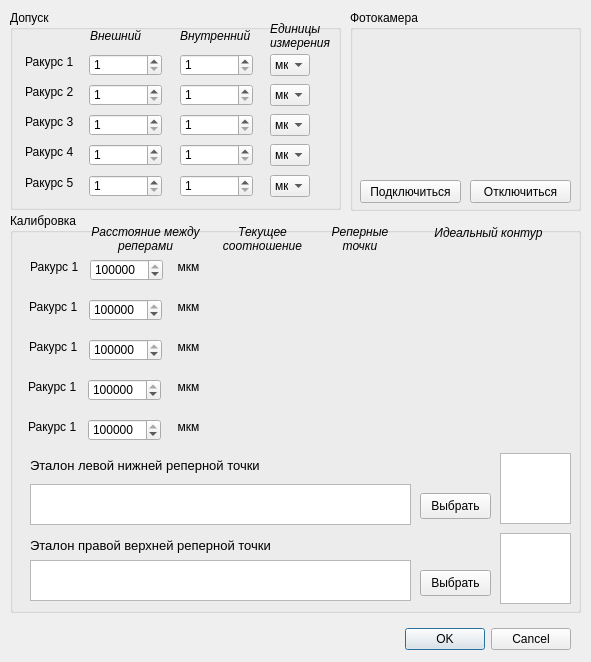
kapkovsv/PuansonChecker.64bit, file settingsdialog.ui: the form before one commit.
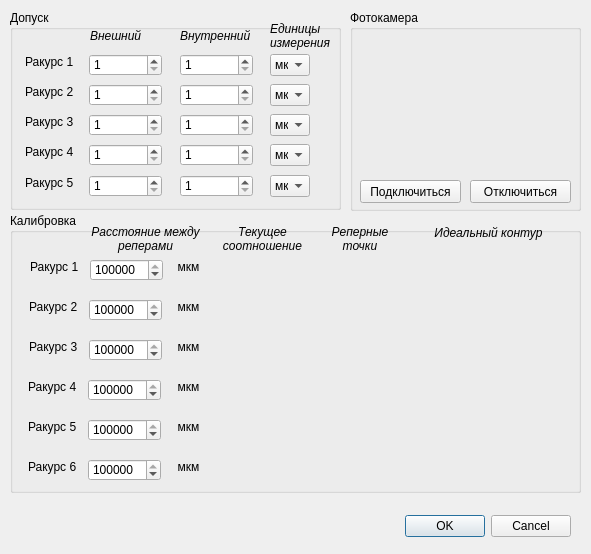
The form after the commit.

```diff
--- a/settingsdialog.ui
+++ b/settingsdialog.ui
@@ -7,7 +7,7 @@
     <x>0</x>
     <y>0</y>
     <width>591</width>
-    <height>662</height>
+    <height>554</height>
    </rect>
   </property>
   <property name="windowTitle">
@@ -17,7 +17,7 @@
    <property name="geometry">
     <rect>
      <x>20</x>
-     <y>623</y>
+     <y>510</y>
      <width>551</width>
      <height>32</height>
     </rect>
@@ -491,7 +491,7 @@
      <x>10</x>
      <y>213</y>
      <width>571</width>
-     <height>400</height>
+     <height>280</height>
     </rect>
    </property>
    <property name="title">
@@ -574,7 +574,7 @@
      </rect>
     </property>
     <property name="text">
-     <string>Ракурс 1</string>
+     <string>Ракурс 2</string>
     </property>
    </widget>
    <widget class="QSpinBox" name="angle2DistanceSpinBox">
@@ -676,7 +676,7 @@
      </rect>
     </property>
     <property name="text">
-     <string>Ракурс 1</string>
+     <string>Ракурс 3</string>
     </property>
    </widget>
    <widget class="QSpinBox" name="angle3DistanceSpinBox">
@@ -708,7 +708,7 @@
      </rect>
     </property>
     <property name="text">
-     <string>Ракурс 1</string>
+     <string>Ракурс 4</string>
     </property>
    </widget>
    <widget class="QSpinBox" name="angle4DistanceSpinBox">
@@ -829,7 +829,7 @@
      </rect>
     </property>
     <property name="text">
-     <string>Ракурс 1</string>
+     <string>Ракурс 5</string>
     </property>
    </widget>
    <widget class="QLabel" name="distanceLabel">
@@ -1118,138 +1118,111 @@
      <bool>true</bool>
     </property>
    </widget>
-   <widget class="QLabel" name="leftBottomReferencePointEtalonLabel">
+   <widget class="QSpinBox" name="angle6DistanceSpinBox">
     <property name="geometry">
      <rect>
-      <x>20</x>
-      <y>242</y>
-      <width>371</width>
-      <height>21</height>
+      <x>78</x>
+      <y>246</y>
+      <width>73</width>
+      <height>22</height>
      </rect>
     </property>
-    <property name="font">
-     <font>
-      <pointsize>10</pointsize>
-     </font>
+    <property name="minimum">
+     <number>1</number>
     </property>
-    <property name="text">
-     <string>Эталон левой нижней реперной точки</string>
+    <property name="maximum">
+     <number>200000</number>
     </property>
-    <property name="scaledContents">
-     <bool>false</bool>
+    <property name="value">
+     <number>100000</number>
     </property>
-    <property name="wordWrap">
-     <bool>true</bool>
-    </property>
    </widget>
-   <widget class="QTextEdit" name="leftBottomReferencePointTextEdit">
+   <widget class="QLabel" name="angle6SkeletonPointsStatusLabel">
     <property name="geometry">
      <rect>
-      <x>20</x>
-      <y>271</y>
-      <width>381</width>
-      <height>41</height>
+      <x>400</x>
+      <y>246</y>
+      <width>157</width>
+      <height>31</height>
      </rect>
     </property>
-    <property name="lineWrapMode">
-     <enum>QTextEdit::NoWrap</enum>
+    <property name="text">
+     <string/>
     </property>
-    <property name="readOnly">
+    <property name="alignment">
+     <set>Qt::AlignHCenter|Qt::AlignTop</set>
+    </property>
+    <property name="wordWrap">
      <bool>true</bool>
     </property>
    </widget>
-   <widget class="QPushButton" name="leftBottomReferencePointPushButton">
+   <widget class="QLabel" name="angle6CalibLabel">
     <property name="geometry">
      <rect>
-      <x>410</x>
-      <y>280</y>
-      <width>71</width>
-      <height>26</height>
+      <x>18</x>
+      <y>246</y>
+      <width>51</width>
+      <height>16</height>
      </rect>
     </property>
     <property name="text">
-     <string>Выбрать</string>
+     <string>Ракурс 6</string>
     </property>
    </widget>
-   <widget class="QTextEdit" name="rightTopReferencePointTextEdit">
+   <widget class="QLabel" name="angle6ReferencePointsStatusLabel">
     <property name="geometry">
      <rect>
-      <x>20</x>
-      <y>347</y>
-      <width>381</width>
-      <height>41</height>
+      <x>312</x>
+      <y>246</y>
+      <width>76</width>
+      <height>31</height>
      </rect>
     </property>
-    <property name="lineWrapMode">
-     <enum>QTextEdit::NoWrap</enum>
+    <property name="text">
+     <string/>
     </property>
-    <property name="readOnly">
+    <property name="alignment">
+     <set>Qt::AlignHCenter|Qt::AlignTop</set>
+    </property>
+    <property name="wordWrap">
      <bool>true</bool>
     </property>
    </widget>
-   <widget class="QPushButton" name="rightTopReferencePointPushButton">
+   <widget class="QLabel" name="angle6DistanceMkmLabel">
     <property name="geometry">
      <rect>
-      <x>410</x>
-      <y>357</y>
-      <width>71</width>
-      <height>26</height>
+      <x>165</x>
+      <y>246</y>
+      <width>27</width>
+      <height>16</height>
      </rect>
     </property>
     <property name="text">
-     <string>Выбрать</string>
+     <string>мкм</string>
     </property>
+    <property name="alignment">
+     <set>Qt::AlignCenter</set>
+    </property>
    </widget>
    <widget class="QLabel" name="rightTopReferencePointEtalonLabel">
     <property name="geometry">
      <rect>
-      <x>20</x>
-      <y>322</y>
-      <width>371</width>
-      <height>21</height>
+      <x>202</x>
+      <y>246</y>
+      <width>101</width>
+      <height>31</height>
      </rect>
     </property>
-    <property name="font">
-     <font>
-      <pointsize>10</pointsize>
-     </font>
-    </property>
     <property name="text">
-     <string>Эталон правой верхней реперной точки</string>
+     <string/>
     </property>
-    <property name="scaledContents">
-     <bool>false</bool>
+    <property name="alignment">
+     <set>Qt::AlignHCenter|Qt::AlignTop</set>
     </property>
     <property name="wordWrap">
      <bool>true</bool>
     </property>
    </widget>
-   <widget class="QGraphicsView" name="leftBottomReferencePointGraphicsView">
-    <property name="geometry">
-     <rect>
-      <x>490</x>
-      <y>240</y>
-      <width>71</width>
-      <height>71</height>
-     </rect>
-    </property>
-    <property name="cursor" stdset="0">
-     <cursorShape>PointingHandCursor</cursorShape>
-    </property>
-   </widget>
-   <widget class="QGraphicsView" name="rightTopReferencePointGraphicsView">
-    <property name="geometry">
-     <rect>
-      <x>490</x>
-      <y>320</y>
-      <width>71</width>
-      <height>71</height>
-     </rect>
-    </property>
-    <property name="cursor" stdset="0">
-     <cursorShape>PointingHandCursor</cursorShape>
-    </property>
-   </widget>
   </widget>
  </widget>
  <resources/>
```
Left out of the diff: 2 changed lines with no effect on the pictures.
